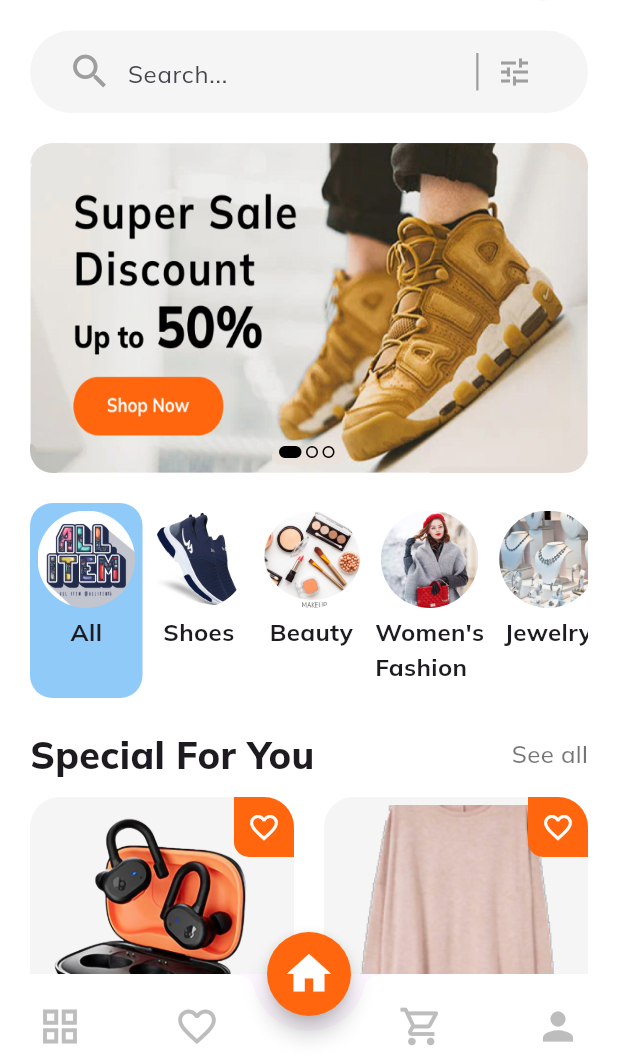
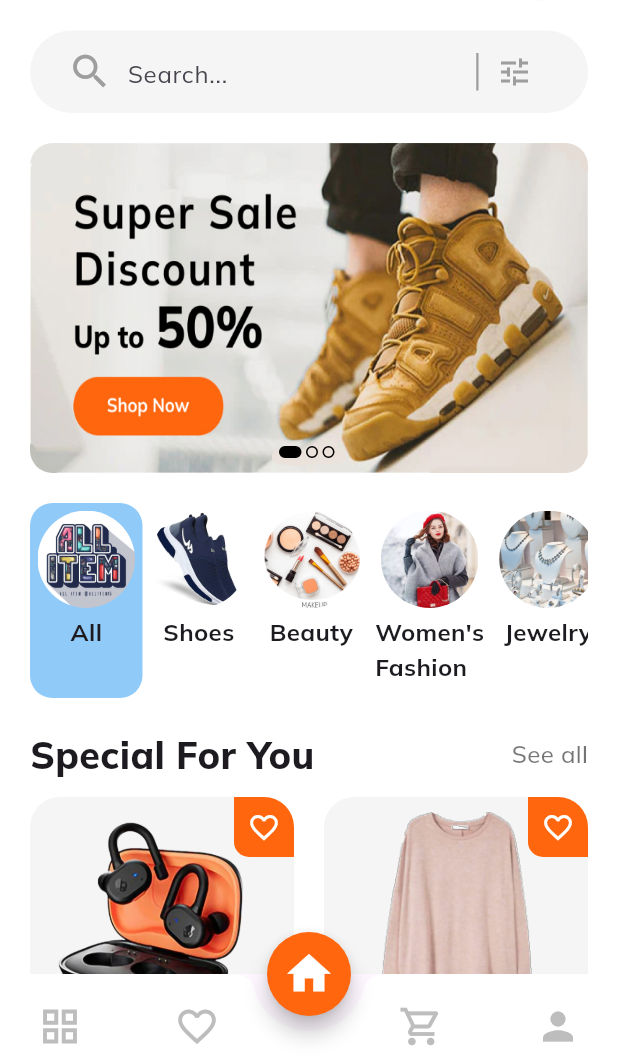
Before and after one commit to chiragmali19/Flutter-E-Commerce-app, a Flutter app: the screen it shows after launch, on a phone screen of 412 x 824 dp, the part 172-1236 px from its top. Run offline on Flutter 3.47's test engine with Material 3 defaults, Android fonts, the phone set to English and light mode, and no system bars; our stand-ins replace google_fonts.

Commit message:
first commit

```diff
--- a/lib/screens/Home/Widget/product_cart.dart
+++ b/lib/screens/Home/Widget/product_cart.dart
@@ -40,7 +40,7 @@ class ProductCard extends StatelessWidget {
                       product.image,
                       width: 150,
                       height: 150,
-                      fit: BoxFit.cover,
+                      fit: BoxFit.fitHeight,
                     ),
                   ),
                 ),
```
